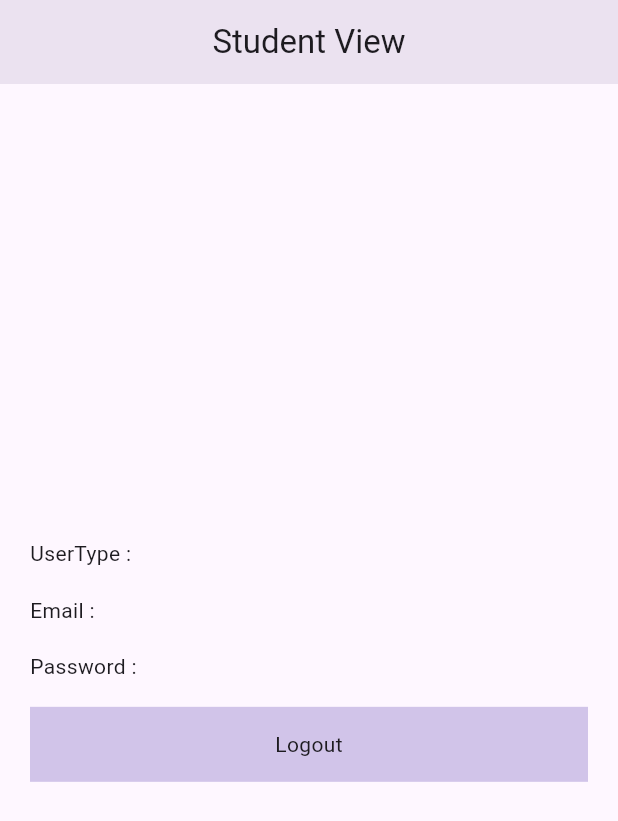
After one commit to Repos-By-Aryan/Multi_Role_App, a Flutter app: the StudentScreen screen opened directly, on a phone screen of 412 x 824 dp. The commit adds this screen. Shown: the top 821 px of the screen. Run offline on Flutter 3.47's test engine with Material 2 defaults, Android fonts, the phone set to English and light mode, and no system bars; our stand-ins replace cached_network_image, shared_preferences; accounts and stored records are empty; network calls fail.

Commit message:
Form Validation and User Type Based Views

```diff
--- /dev/null
+++ b/lib/getters.dart
@@ -0,0 +1,6 @@
+import 'package:flutter/material.dart';
+
+extension Spacing on num{
+  SizedBox get ph => SizedBox(height:toDouble(),);
+  SizedBox get pw => SizedBox(width:toDouble(),);
+}
--- /dev/null
+++ b/lib/student_screen.dart
@@ -0,0 +1,83 @@
+import 'package:flutter/material.dart';
+import 'package:multi_role_chapter_9/getters.dart';
+import 'package:multi_role_chapter_9/login_screen.dart';
+import 'package:shared_preferences/shared_preferences.dart';
+
+class StudentScreen extends StatefulWidget {
+  const StudentScreen({super.key});
+
+  @override
+  State<StudentScreen> createState() => _StudentScreenState();
+}
+
+class _StudentScreenState extends State<StudentScreen> {
+  String email="", password = "",userType = '';
+  @override
+  void initState() {
+    // TODO: implement initState
+    super.initState();
+    loadData();
+  }
+
+  loadData()async{
+    SharedPreferences sp = await SharedPreferences.getInstance();
+    email = sp.getString('email')!;
+    password = sp.getString('password')!;
+    userType = sp.getString('userType')??'';
+    setState(() {
+
+    });
+  }
+
+  @override
+  Widget build(BuildContext context) {
+    double screenHeight = MediaQuery.of(context).size.height;
+    return Scaffold(
+        appBar: AppBar(
+          title: Text("Student View"),
+          centerTitle: true,
+          elevation: 10,
+        ),
+        body:Padding(
+          padding: const EdgeInsets.all(20.0),
+          child: Column(
+            crossAxisAlignment: CrossAxisAlignment.center,
+            mainAxisAlignment: MainAxisAlignment.center,
+            children: [
+              Row(
+                children: [
+                  Text("UserType : "),
+                  Text(userType.toString()),
+                ],),
+              (screenHeight*0.02).ph,Row(
+                children: [
+                  Text("Email : "),
+                  Text(email.toString()),
+                ],),
+              (screenHeight*0.02).ph,//SizedBox Extension
+              Row(
+                children: [
+                  Text("Password : "),
+                  Text(password.toString()),
+                ],
+              ),
+              (screenHeight*0.02).ph,
+              InkWell(
+                onTap: ()async{
+                  SharedPreferences sp = await SharedPreferences.getInstance();
+                  sp.clear();
+                  Navigator.pushReplacement(context,MaterialPageRoute(builder: (context) => LoginScreen()));
+                },
+                child: Container(
+                  height:50,
+                  width: double.infinity,
+                  color:Colors.deepPurple.shade100,
+                  child: Center(child: Text("Logout")),
+                ),
+              ),
+            ],
+          ),
+        )
+    );
+  }
+}
```
Also changed, not shown: lib/home_screen.dart (+60 -4 lines), lib/login_screen.dart (+33 -15 lines), lib/splash_screen.dart (+21 -1 lines).
